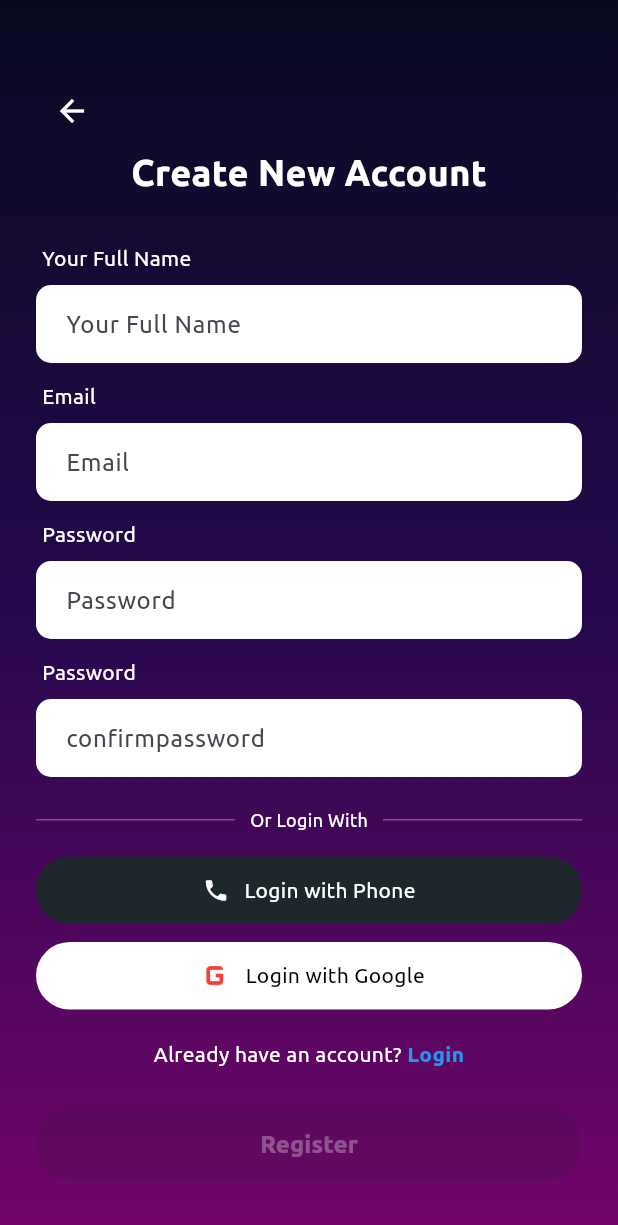
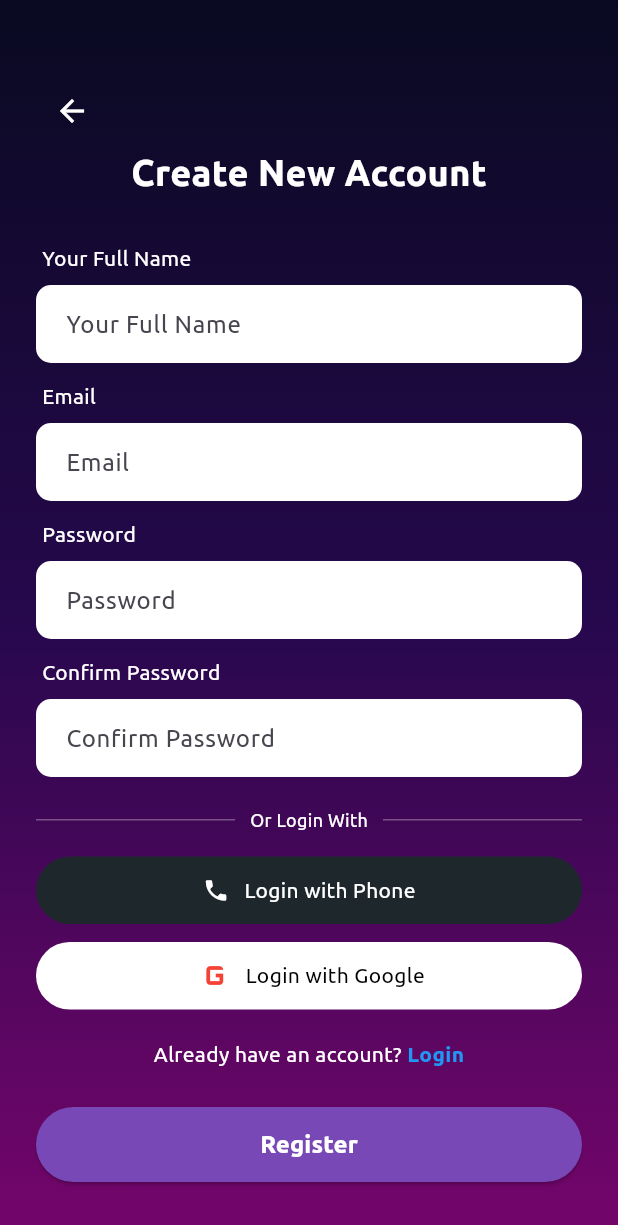
Before and after one commit to ariiyy-max/campusmate, a Flutter app: the Registerscreen screen opened by its route, on a phone screen of 412 x 824 dp. Shown: the top 1225 px of the screen. Run offline on Flutter 3.47's test engine with Material 3 defaults, Android fonts, the phone set to English and light mode, and no system bars; our stand-ins replace image_picker, permission_handler; accounts and stored records are empty.

Commit message:
register update

```diff
--- a/lib/Loginorsignup/Registerscreen.dart
+++ b/lib/Loginorsignup/Registerscreen.dart
@@ -1,5 +1,6 @@
 import 'package:flutter/material.dart';
 import 'package:campusmate/personal_setup.dart';
+import 'package:flutter/services.dart';
 
 class Registerscreen extends StatefulWidget {
   const Registerscreen({super.key});
@@ -8,6 +9,7 @@ class Registerscreen extends StatefulWidget {
   State<Registerscreen> createState() => _RegisterscreenState();
 }
 class _RegisterscreenState extends State<Registerscreen> {
+  final _formKey = GlobalKey<FormState>();
   final TextEditingController _nameController = TextEditingController();
   final TextEditingController _emailController = TextEditingController();
   final TextEditingController _passwordController = TextEditingController();
@@ -16,33 +18,13 @@ class _RegisterscreenState extends State<Registerscreen> {
   bool _isFormValid = false;
 
   @override
-  void initState() {
-    super.initState();
-    // Tambah listener
-    _nameController.addListener(_validateForm);
-    _emailController.addListener(_validateForm);
-    _passwordController.addListener(_validateForm);
-    _confirmController.addListener(_validateForm);
-  }
-  void _validateForm() {
-    setState(() {
-      // Pastikan semua 4 kotak ada isi
-      _isFormValid = _nameController.text.trim().isNotEmpty &&
-          _emailController.text.trim().isNotEmpty &&
-          _passwordController.text.trim().isNotEmpty &&
-          _confirmController.text.trim().isNotEmpty;
-    });
-  }
-  @override
   void dispose() {
-    // Jangan lupa dispose semua
     _nameController.dispose();
     _emailController.dispose();
     _passwordController.dispose();
     _confirmController.dispose();
     super.dispose();
   }
-
   @override
   Widget build(BuildContext context) {
     return Scaffold(
@@ -53,15 +35,17 @@ class _RegisterscreenState extends State<Registerscreen> {
           gradient: LinearGradient(
             begin: Alignment.topCenter,
             end: Alignment.bottomCenter,
-            colors:[
-              Color(0xFF090A21), // Dark top
-          Color(0xFF26084D), // Deep purple mid
-          Color(0xFF75056B), // Magenta bottom
+            colors: [
+              Color(0xFF090A21),
+              Color(0xFF26084D),
+              Color(0xFF75056B),
             ],
           ),
         ),
         child: SingleChildScrollView(
           padding: const EdgeInsets.symmetric(horizontal: 24.0, vertical: 50.0),
+          child: Form(
+            key: _formKey, // Membolehkan pengesahan teks amaran berfungsi
             child: Column(
               crossAxisAlignment: CrossAxisAlignment.center,
               children: [
@@ -83,6 +67,15 @@ class _RegisterscreenState extends State<Registerscreen> {
                 _buildTextField(
                   controller: _nameController,
                   hintText: 'Your Full Name',
+                  inputFormatters: [
+                    FilteringTextInputFormatter.allow(RegExp(r"[a-zA-Z\s]")),
+                  ],
+                  validator: (value) {
+                    if (value == null || value.trim().isEmpty) {
+                      return 'Nama tidak boleh kosong';
+                    }
+                    return null;
+                  },
                 ),
                 const SizedBox(height: 12),
 
@@ -91,24 +84,56 @@ class _RegisterscreenState extends State<Registerscreen> {
                 _buildTextField(
                   controller: _emailController,
                   hintText: 'Email',
+                  keyboardType: TextInputType.emailAddress,
+                  validator: (value) {
+                    if (value == null || value.trim().isEmpty) {
+                      return 'Email is empty';
+                    }
+                    bool isEmailValid = RegExp(
+                      r'^[\w\.-]+@([\w-]+\.)+[\w-]{2,4}$',
+                    ).hasMatch(value.trim());
+                    if (!isEmailValid) {
+                      return 'email address required';
+                    }
+                    return null;
+                  },
                 ),
                 const SizedBox(height: 12),
 
                 // Password
                 _buildLabel('Password'),
                 _buildTextField(
-                controller: _passwordController, // Sediakan controller untuk baca teks
+                  controller: _passwordController,
                   hintText: 'Password',
                   isPassword: true,
+                  validator: (value) {
+                    if (value == null || value.isEmpty) {
+                      return 'Password empty!!';
+                    }
+                    if (value.length < 8) {
+                      return '8 Characters '
+                          '1 letter,1 number, 1 special character(#@&!)';
+                    }
+                    return null;
+                  },
                 ),
                 const SizedBox(height: 12),
 
                 // Confirm Password
-              _buildLabel('Password'),
+                _buildLabel('Confirm Password'),
                 _buildTextField(
-                controller: _confirmController, // Sediakan controller untuk baca teks
-                hintText: 'confirmpassword',
-                isPassword: true
+                  controller: _confirmController,
+                  hintText: 'Confirm Password',
+                  isPassword: true,
+                  validator: (value) {
+                    if (value == null || value.isEmpty) {
+                      return 'Please confirm your password';
+                    }
+                    if (value != _passwordController.text) {
+                      return 'Password and Confirm Password are not the same!';
+                    }
+                    return null;
+                  },
                 ),
                 const SizedBox(height: 20),
 
@@ -125,7 +150,7 @@ class _RegisterscreenState extends State<Registerscreen> {
                 ),
                 const SizedBox(height: 16),
 
-              // Social Buttons reused from Login screen design
+                // Social Buttons
                 Container(
                   width: double.infinity,
                   height: 45,
@@ -174,29 +199,34 @@ class _RegisterscreenState extends State<Registerscreen> {
                   height: 50,
                   child: ElevatedButton(
                     style: ElevatedButton.styleFrom(
-                    backgroundColor: _isFormValid? const Color(0xFF7848B6) : const Color(0xFF7848B6).withOpacity(0.2),
+                      backgroundColor: const Color(0xFF7848B6),
                       shape: RoundedRectangleBorder(borderRadius: BorderRadius.circular(25)),
-                    elevation: _isFormValid ? 2:0,
                     ),
-                  onPressed: _isFormValid? () {
-                    print("Register clicked!");
-                    Navigator.push(context, MaterialPageRoute(
-                        builder: (context) => const PersonalSetup()),
+                    onPressed: () {
+                      // Menjalankan fungsi semakan amaran serentak
+                      if (_formKey.currentState!.validate()) {
+                        ScaffoldMessenger.of(context).showSnackBar(
+                          const SnackBar(content: Text("Registration Successful")),
                         );
+
+                        // Hantar pengguna ke halaman seterusny jika lulus validasi
+                        // Navigator.push(context, MaterialPageRoute(builder: (context) => const PersonalSetup()));
                       }
-                  : null,
-                  child: Text('Register',style: TextStyle(
-                    fontSize: 16, fontWeight: FontWeight.bold,
-                    color: _isFormValid? Colors.white : Colors.white30,
-                  ),)
+                    },
+                    child: const Text(
+                      'Register',
+                      style: TextStyle(fontSize: 16, fontWeight: FontWeight.bold, color: Colors.white),
+                    ),
                   ),
                 ),
               ],
             ),
           ),
         ),
+      ),
     );
   }
+
   Widget _buildLabel(String text) {
     return Align(
       alignment: Alignment.centerLeft,
@@ -210,24 +240,39 @@ class _RegisterscreenState extends State<Registerscreen> {
     );
   }
 
-  static Widget _buildTextField(
-      {required TextEditingController controller,
+  Widget _buildTextField({
+    required TextEditingController controller,
     required String hintText,
     bool isPassword = false,
+    TextInputType keyboardType = TextInputType.text,
+    List<TextInputFormatter>? inputFormatters,
+    String? Function(String?)? validator,
   }) {
-    return TextField(
+    return TextFormField(
       controller: controller,
       obscureText: isPassword,
-      style: TextStyle(color: Colors.black),
+      keyboardType: keyboardType,
+      inputFormatters: inputFormatters,
+      validator: validator,
+      style: const TextStyle(color: Colors.black),
       decoration: InputDecoration(
         hintText: hintText,
         fillColor: Colors.white,
         filled: true,
-        contentPadding: EdgeInsets.symmetric(
-            horizontal: 16, vertical: 14),
+        // Gaya teks ralat amaran (berwarna kuning cerah supaya mudah dibaca atas background gelap)
+        errorStyle: const TextStyle(color: Colors.amberAccent, fontWeight: FontWeight.bold),
+        contentPadding: const EdgeInsets.symmetric(horizontal: 16, vertical: 14),
         border: OutlineInputBorder(
           borderRadius: BorderRadius.circular(10),
           borderSide: BorderSide.none,
+        ),
+        errorBorder: OutlineInputBorder(
+          borderRadius: BorderRadius.circular(10),
+          borderSide: const BorderSide(color: Colors.red, width: 2),
+        ),
+        focusedErrorBorder: OutlineInputBorder(
+          borderRadius: BorderRadius.circular(10),
+          borderSide: const BorderSide(color: Colors.red, width: 2),
         ),
       ),
     );
--- a/lib/personal_setup.dart
+++ b/lib/personal_setup.dart
@@ -2,11 +2,11 @@ import 'package:flutter/material.dart';
 import 'package:campusmate/compatibility_quiz.dart';
 
 void main() {
-  runApp(const MyApp());
+  runApp(const PersonalSetup());
 }
 
-class MyApp extends StatelessWidget {
-  const MyApp({super.key});
+class PersonalSetup extends StatelessWidget {
+  const PersonalSetup({super.key});
 
   @override
   Widget build(BuildContext context) {
```
Lines whose indentation alone changed are shown as unchanged.
